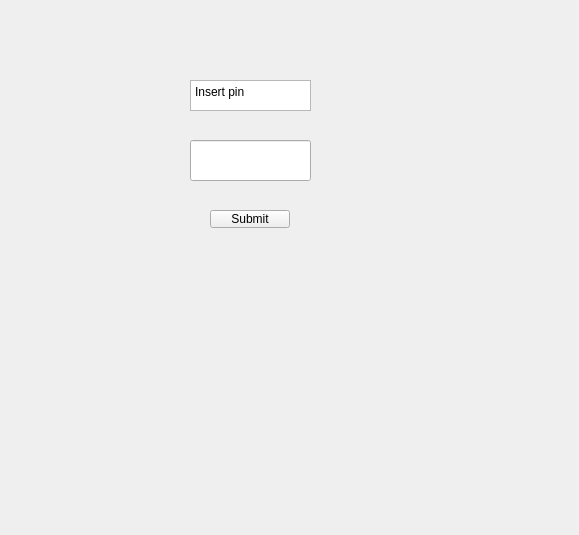
JuusoToratti/tvt23pankkiprojekti, file bank-automat/addPin.ui: the form before one commit.
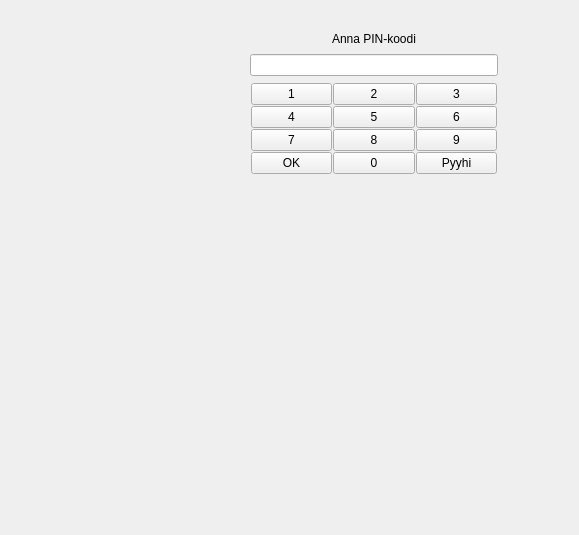
The form after the commit.

The edit to the form file:
```diff
--- a/bank-automat/addPin.ui
+++ b/bank-automat/addPin.ui
@@ -13,41 +13,137 @@
   <property name="windowTitle">
    <string>Form</string>
   </property>
-  <widget class="QPlainTextEdit" name="insertPin">
+  <widget class="QWidget" name="verticalLayoutWidget_2">
    <property name="geometry">
     <rect>
-     <x>190</x>
-     <y>80</y>
-     <width>121</width>
-     <height>31</height>
+     <x>250</x>
+     <y>30</y>
+     <width>248</width>
+     <height>145</height>
     </rect>
    </property>
-   <property name="plainText">
-    <string>Insert pin </string>
-   </property>
-  </widget>
-  <widget class="QLineEdit" name="pinLine">
-   <property name="geometry">
-    <rect>
-     <x>190</x>
-     <y>140</y>
-     <width>121</width>
-     <height>41</height>
-    </rect>
-   </property>
-  </widget>
-  <widget class="QPushButton" name="pinSubmit">
-   <property name="geometry">
-    <rect>
-     <x>210</x>
-     <y>210</y>
-     <width>80</width>
-     <height>18</height>
-    </rect>
-   </property>
-   <property name="text">
-    <string>Submit</string>
-   </property>
+   <layout class="QVBoxLayout" name="verticalLayout_2">
+    <item>
+     <layout class="QVBoxLayout" name="verticalLayout">
+      <item>
+       <widget class="QLabel" name="insertPinLabel">
+        <property name="text">
+         <string>Anna PIN-koodi</string>
+        </property>
+        <property name="alignment">
+         <set>Qt::AlignCenter</set>
+        </property>
+       </widget>
+      </item>
+      <item>
+       <widget class="QLineEdit" name="pinLine"/>
+      </item>
+      <item>
+       <layout class="QGridLayout" name="gridLayout">
+        <property name="leftMargin">
+         <number>1</number>
+        </property>
+        <property name="topMargin">
+         <number>1</number>
+        </property>
+        <property name="rightMargin">
+         <number>1</number>
+        </property>
+        <property name="bottomMargin">
+         <number>1</number>
+        </property>
+        <property name="spacing">
+         <number>1</number>
+        </property>
+        <item row="0" column="0">
+         <widget class="QPushButton" name="n1">
+          <property name="text">
+           <string>1</string>
+          </property>
+         </widget>
+        </item>
+        <item row="0" column="2">
+         <widget class="QPushButton" name="n3">
+          <property name="text">
+           <string>3</string>
+          </property>
+         </widget>
+        </item>
+        <item row="0" column="1">
+         <widget class="QPushButton" name="n2">
+          <property name="text">
+           <string>2</string>
+          </property>
+         </widget>
+        </item>
+        <item row="1" column="0">
+         <widget class="QPushButton" name="n4">
+          <property name="text">
+           <string>4</string>
+          </property>
+         </widget>
+        </item>
+        <item row="1" column="1">
+         <widget class="QPushButton" name="n5">
+          <property name="text">
+           <string>5</string>
+          </property>
+         </widget>
+        </item>
+        <item row="1" column="2">
+         <widget class="QPushButton" name="n6">
+          <property name="text">
+           <string>6</string>
+          </property>
+         </widget>
+        </item>
+        <item row="2" column="0">
+         <widget class="QPushButton" name="n7">
+          <property name="text">
+           <string>7</string>
+          </property>
+         </widget>
+        </item>
+        <item row="2" column="1">
+         <widget class="QPushButton" name="n8">
+          <property name="text">
+           <string>8</string>
+          </property>
+         </widget>
+        </item>
+        <item row="2" column="2">
+         <widget class="QPushButton" name="n9">
+          <property name="text">
+           <string>9</string>
+          </property>
+         </widget>
+        </item>
+        <item row="3" column="1">
+         <widget class="QPushButton" name="n0">
+          <property name="text">
+           <string>0</string>
+          </property>
+         </widget>
+        </item>
+        <item row="3" column="2">
+         <widget class="QPushButton" name="clear">
+          <property name="text">
+           <string>Pyyhi</string>
+          </property>
+         </widget>
+        </item>
+        <item row="3" column="0">
+         <widget class="QPushButton" name="pinSubmit">
+          <property name="text">
+           <string>OK</string>
+          </property>
+         </widget>
+        </item>
+       </layout>
+      </item>
+     </layout>
+    </item>
+   </layout>
   </widget>
  </widget>
  <resources/>
```
